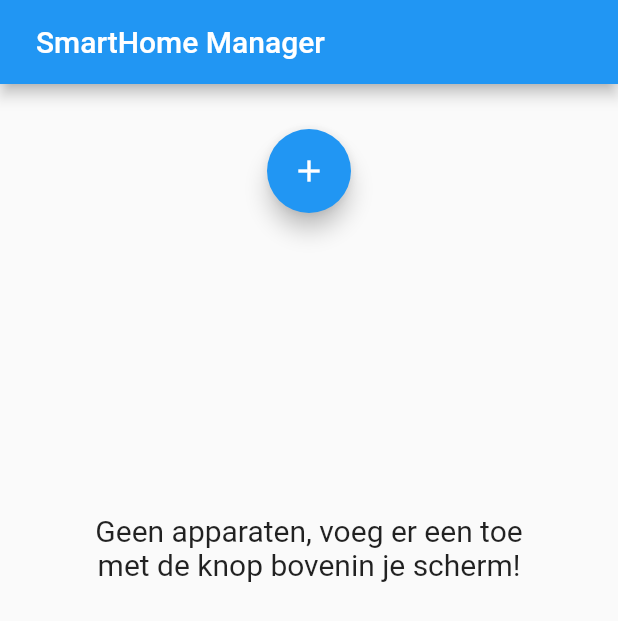
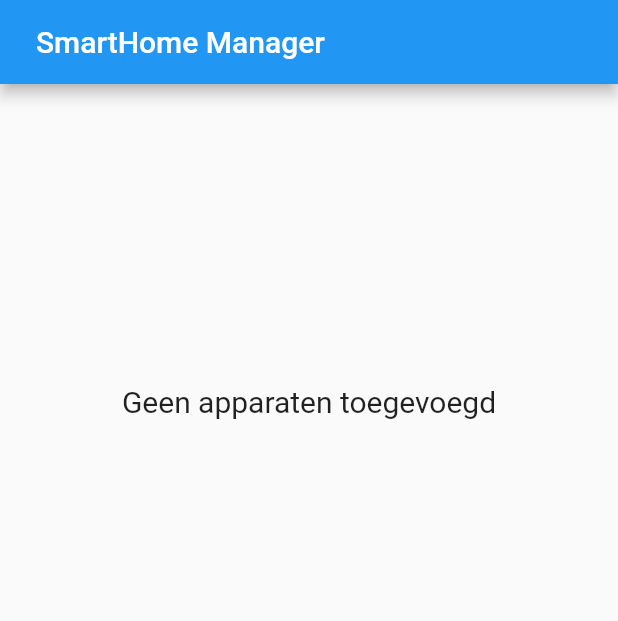
Before and after one commit to TBchip/smart_home_app, a Flutter app: the screen it shows after launch, on a phone screen of 412 x 824 dp. Shown: the top 621 px of the screen. Run offline on Flutter 3.47's test engine with Material 2 defaults, Android fonts, the phone set to English and light mode, and no system bars; our stand-ins replace shared_preferences.

Commit message:
app update

```diff
--- a/lib/homePage.dart
+++ b/lib/homePage.dart
@@ -61,6 +61,10 @@ class _HomePageState extends State<HomePage> {
     setState(() {
       _serverManaged = target == null ? false : target;
     });
+  }
+
+  _isAdminModeEnabled() {
+    return _adminMode;
   }
 
   Timer? adminModeUpdateTimer;
@@ -135,7 +139,9 @@ class _HomePageState extends State<HomePage> {
       ),
       body: _serverManaged
           ? SmartDeviceServerManagedPage()
-          : SmartDeviceStandalonePage(),
+          : SmartDeviceStandalonePage(
+              isAdminModeEnabled: _isAdminModeEnabled,
+            ),
     );
   }
 }
--- a/lib/smartDevice/standalone/smartDeviceStandalonePage.dart
+++ b/lib/smartDevice/standalone/smartDeviceStandalonePage.dart
@@ -3,7 +3,12 @@ import 'package:shared_preferences/shared_preferences.dart';
 import 'smartDeviceStandalone.dart';
 
 class SmartDeviceStandalonePage extends StatefulWidget {
-  SmartDeviceStandalonePage({Key? key}) : super(key: key);
+  SmartDeviceStandalonePage({
+    Key? key,
+    required this.isAdminModeEnabled,
+  }) : super(key: key);
+
+  final Function() isAdminModeEnabled;
 
   final _SmartDeviceStandalonePageState smartDeviceStandaloneListState =
       new _SmartDeviceStandalonePageState();
@@ -109,27 +114,35 @@ class _SmartDeviceStandalonePageState extends State<SmartDeviceStandalonePage> {
     return SingleChildScrollView(
       child: Center(
         child: Container(
-          margin: EdgeInsets.fromLTRB(0, 30, 0, 30),
+          margin: EdgeInsets.fromLTRB(
+            0,
+            (widget.isAdminModeEnabled() ? 30 : 0),
+            0,
+            30,
+          ),
           child: Column(
             mainAxisAlignment: MainAxisAlignment.start,
             children: <Widget>[
-              FloatingActionButton(
-                onPressed: _addDeviceDialog,
-                tooltip: 'Apparaat toevoegen',
-                child: Icon(Icons.add),
-                backgroundColor: Colors.blue,
-              ),
+              widget.isAdminModeEnabled()
+                  ? FloatingActionButton(
+                      onPressed: _addDeviceDialog,
+                      tooltip: 'Apparaat toevoegen',
+                      child: Icon(Icons.add),
+                      backgroundColor: Colors.blue,
+                    )
+                  : Container(),
               for (var device in _devices)
                 SmartDeviceStandalone(
                   title: device[0],
                   ip: device[1],
                   refreshDevices: _refreshDevices,
+                  isAdminModeEnabled: widget.isAdminModeEnabled,
                 ),
               if (_devices.length == 0)
                 Container(
                   margin: EdgeInsets.fromLTRB(50, 200, 50, 0),
                   child: Text(
-                    "Geen apparaten, voeg er een toe met de knop bovenin je scherm!",
+                    "Geen apparaten toegevoegd",
                     textAlign: TextAlign.center,
                     style: TextStyle(
                       fontSize: 20,
```
Also changed, not shown: lib/smartDevice/standalone/smartDeviceStandalone.dart (+125 -20 lines).
